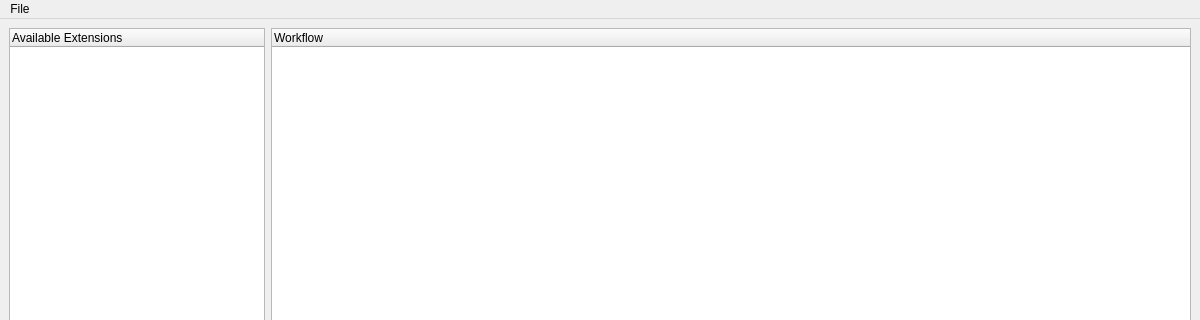
This is mainWindow.ui in LeBeauGroup/usetem as Qt 5 draws it before an edit; both pictures show x 0 to 1200 and y 0 to 320 of the 1200 by 646 pixel window. The edited form follows.
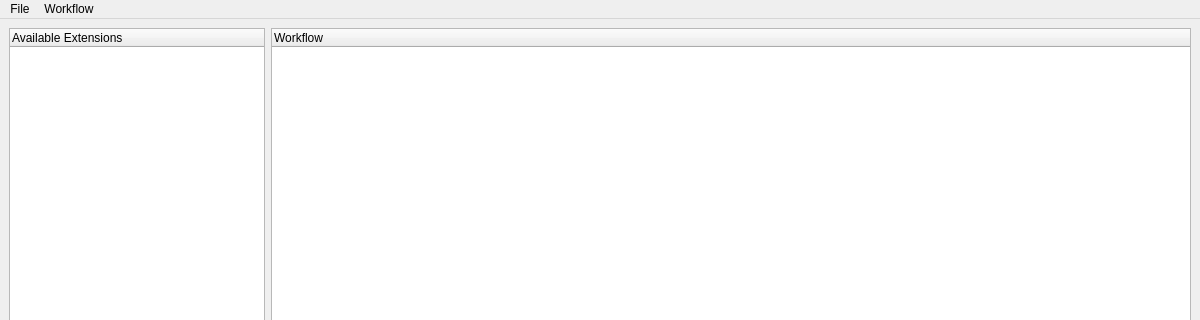
This is the edited form. Custom widgets are drawn as their Qt base class.

```diff
--- a/mainWindow.ui
+++ b/mainWindow.ui
@@ -73,9 +73,15 @@
     <addaction name="actionOpen_Workflow"/>
     <addaction name="actionSave_Workflow"/>
     <addaction name="separator"/>
+   </widget>
+   <widget class="QMenu" name="menuWorkflow">
+    <property name="title">
+     <string>Workflow</string>
+    </property>
     <addaction name="actionRun_Workflow"/>
    </widget>
    <addaction name="menuFile"/>
+   <addaction name="menuWorkflow"/>
   </widget>
   <widget class="QStatusBar" name="statusbar"/>
   <action name="actionSave_Workflow">
```
Left out of the diff: 6 changed lines with no effect on the pictures.
